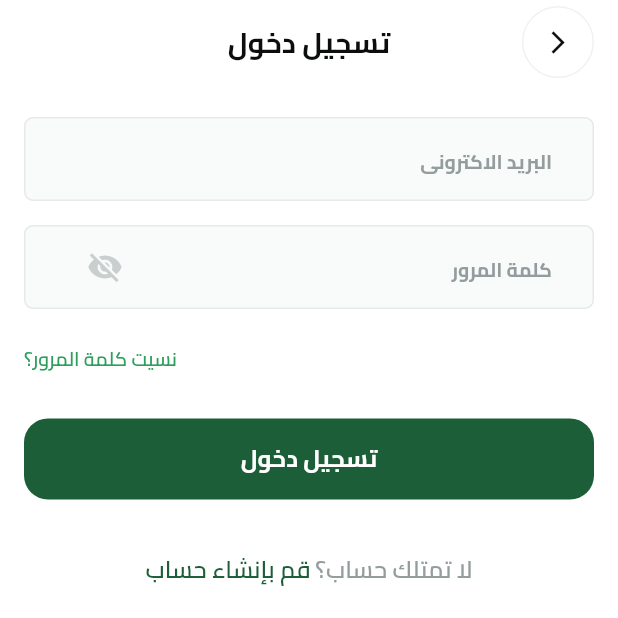
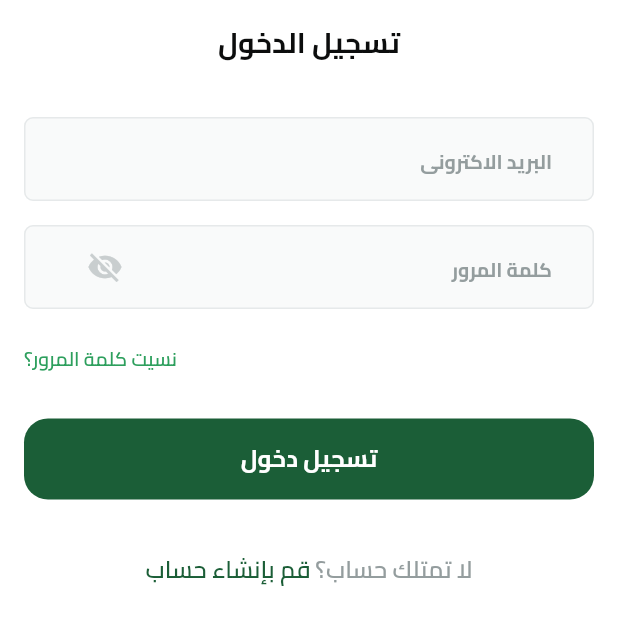
Before and after one commit to khaledgamal22/Fruit_Hup, a Flutter app: the screen it shows after launch, after a tap on "تخطى", on a phone screen of 412 x 824 dp, the top half of it. Run offline on Flutter 3.47's test engine with Material 3 defaults, Android fonts, the phone set to English and light mode, and no system bars; drawn by our look-alikes of modal_progress_hud_nsn; our stand-ins replace bloc, cloud_firestore, dartz, dio, dots_indicator, firebase_auth and 11 more; missing offline and left inert: flutter_facebook_auth, flutter_stripe; accounts and stored records are empty.

Commit message:
edit auth

```diff
--- a/lib/features/Auth/presentation/views/sign_in_view.dart
+++ b/lib/features/Auth/presentation/views/sign_in_view.dart
@@ -1,11 +1,10 @@
 import 'package:flutter/material.dart';
-import 'package:flutter/widgets.dart';
 import 'package:flutter_bloc/flutter_bloc.dart';
-import 'package:fruits_ecommerce_app/core/helper_functions/build_custom_appBar.dart';
 import 'package:fruits_ecommerce_app/core/helper_functions/get_it_func.dart';
 import 'package:fruits_ecommerce_app/features/Auth/domain/repos/sign_in_repo.dart';
 import 'package:fruits_ecommerce_app/features/Auth/presentation/view_models/cubits/sign_in/sign_in_cubit.dart';
 
+import '../../../../uitilits/app_style.dart';
 import 'widgets/sign_in_view_body_bloc_consumer.dart';
 
 class SignInView extends StatelessWidget {
@@ -17,7 +16,16 @@ class SignInView extends StatelessWidget {
       create: (context) => SignInCubit(getIt.get<SignInRepo>()),
       child: SafeArea(
         child: Scaffold(
-          appBar: buildCustomAppBar(context, 'تسجيل دخول', null),
+          appBar: AppBar(
+            automaticallyImplyLeading: false,
+            backgroundColor: Colors.white,
+            leadingWidth: 80,
+            title: Text(
+              'تسجيل الدخول',
+              style: AppStyle.styleBold19(context),
+            ),
+            centerTitle: true,
+          ),
           body: const SignInViewBodyBlocConsumer(),
         ),
       ),
```
Also changed, not shown: lib/features/Auth/presentation/views/sign_up_view.dart (+10 -2 lines).
